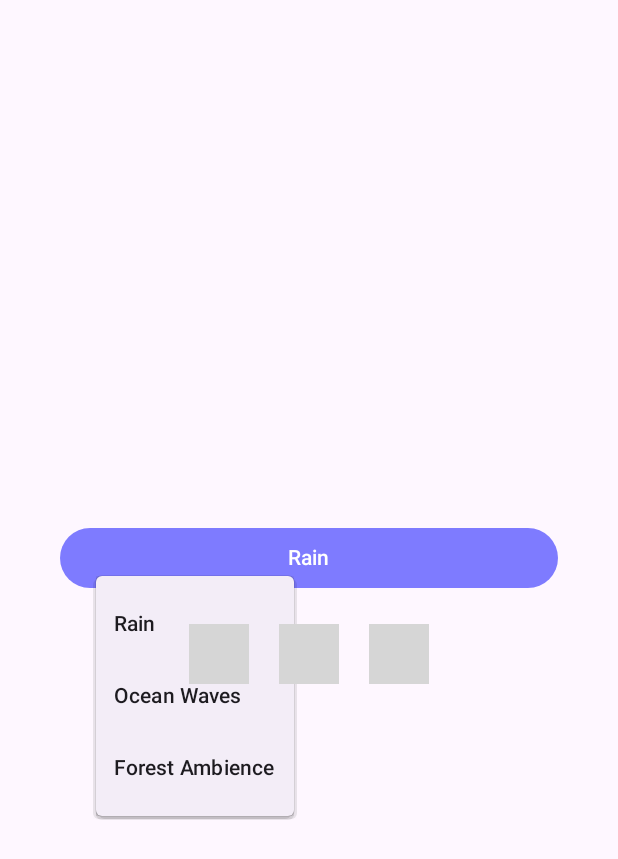
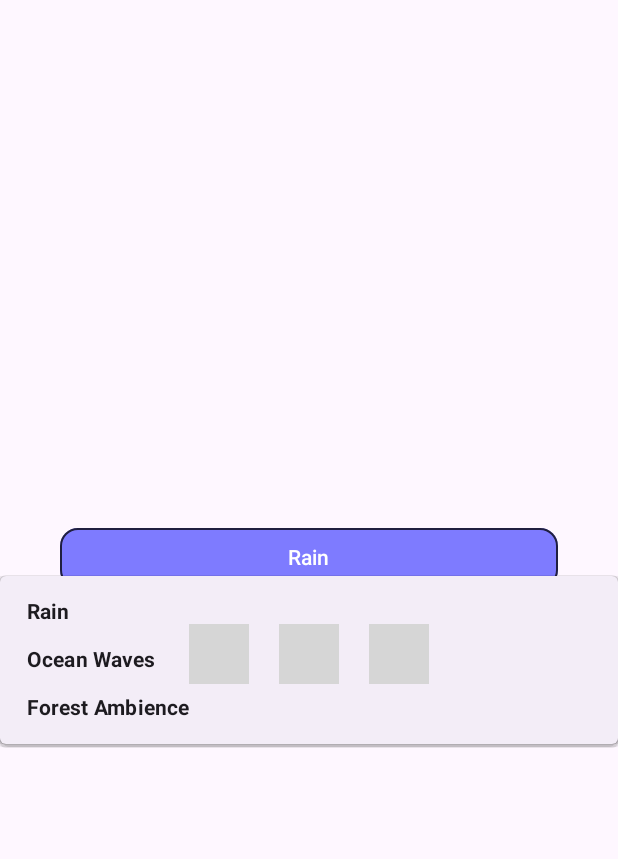
Before and after one commit to Pavball/WhiteNoise, an Android app built with Jetpack Compose: the composable HomeScreen shown on its own in the app's theme, after a tap on "Rain", on a phone screen of 412 x 824 dp. Shown: the top 859 px of the screen. Run offline under Robolectric (Android 15) with nearby library versions, the phone set to English and light mode, and no system bars; our stand-ins replace Compose Multiplatform resources; 3 statements that could not run were skipped; grey boxes are pictures that could not be loaded.

Commit message:
[ANDROID] Exo Player - UI Changes

```diff
--- a/composeApp/src/commonMain/kotlin/pavball/hr/whitenoise/ui/screens/home/HomeScreen.kt
+++ b/composeApp/src/commonMain/kotlin/pavball/hr/whitenoise/ui/screens/home/HomeScreen.kt
@@ -1,5 +1,6 @@
 package pavball.hr.whitenoise.ui.screens.home
 
+import androidx.compose.foundation.BorderStroke
 import androidx.compose.foundation.layout.Arrangement
 import androidx.compose.foundation.layout.Column
 import androidx.compose.foundation.layout.Row
@@ -8,6 +9,8 @@ import androidx.compose.foundation.layout.fillMaxSize
 import androidx.compose.foundation.layout.fillMaxWidth
 import androidx.compose.foundation.layout.height
 import androidx.compose.foundation.layout.padding
+import androidx.compose.foundation.layout.width
+import androidx.compose.foundation.shape.RoundedCornerShape
 import androidx.compose.material3.Button
 import androidx.compose.material3.ButtonDefaults
 import androidx.compose.material3.DropdownMenu
@@ -22,7 +25,9 @@ import androidx.compose.runtime.remember
 import androidx.compose.runtime.setValue
 import androidx.compose.ui.Alignment
 import androidx.compose.ui.Modifier
+import androidx.compose.ui.draw.clip
 import androidx.compose.ui.graphics.Color
+import androidx.compose.ui.text.font.FontWeight
 import androidx.compose.ui.unit.dp
 import androidx.navigation.NavController
 import org.jetbrains.compose.resources.painterResource
@@ -62,17 +67,26 @@ fun HomeScreen(modifier: Modifier = Modifier, navController: NavController) {
                 .fillMaxWidth()
                 .padding(horizontal = 24.dp),
             onClick = { expanded = !expanded },
-            colors = ButtonDefaults.buttonColors(containerColor = Color.Blue.copy(alpha = 0.5f))
+            colors = ButtonDefaults.buttonColors(containerColor = Color.Blue.copy(alpha = 0.5f)),
+            shape = RoundedCornerShape(12.dp),
+            border = BorderStroke(
+                width = 1.dp,
+                color = Color.Black.copy(alpha = 0.75f)
+            ),
         ) {
             Text(selectedSound.first)
             DropdownMenu(expanded = expanded, onDismissRequest = { expanded = false }) {
                 sounds.forEach { (label, resId) ->
                     DropdownMenuItem(
-                        text = { Text(label) },
+                        modifier = modifier
+                            .height(32.dp)
+                            .width(512.dp)
+                            .padding(start = 6.dp, end = 6.dp)
+                            .clip(RoundedCornerShape(8.dp)),
+                        text = { Text(text = label, fontWeight = FontWeight.Bold) },
                         onClick = {
                             expanded = false
                             selectedSound = label to resId
-                            // Auto-play new sound
                             start = true
                             pause = false
                             stop = false
```
